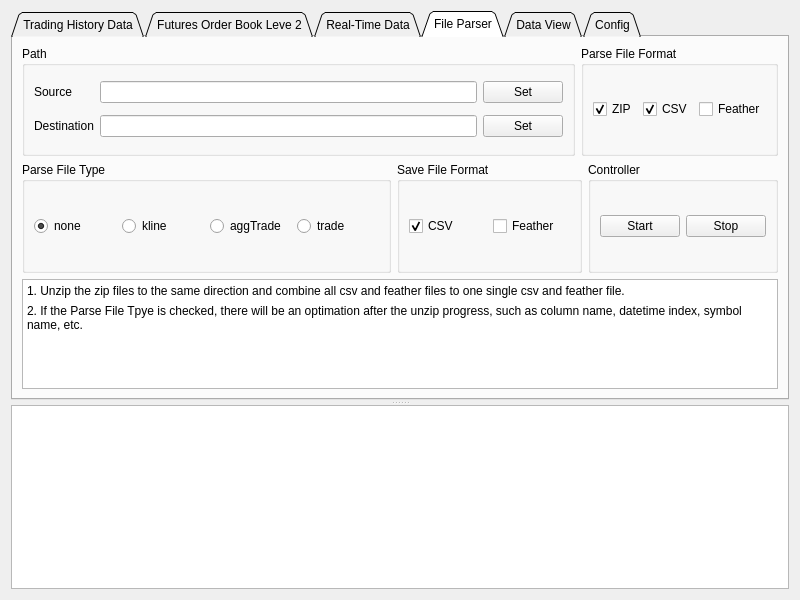
Qt form quant/gui/widgets/MainForm.ui (KaiZheng2020/BinanceDownloader) before a commit.
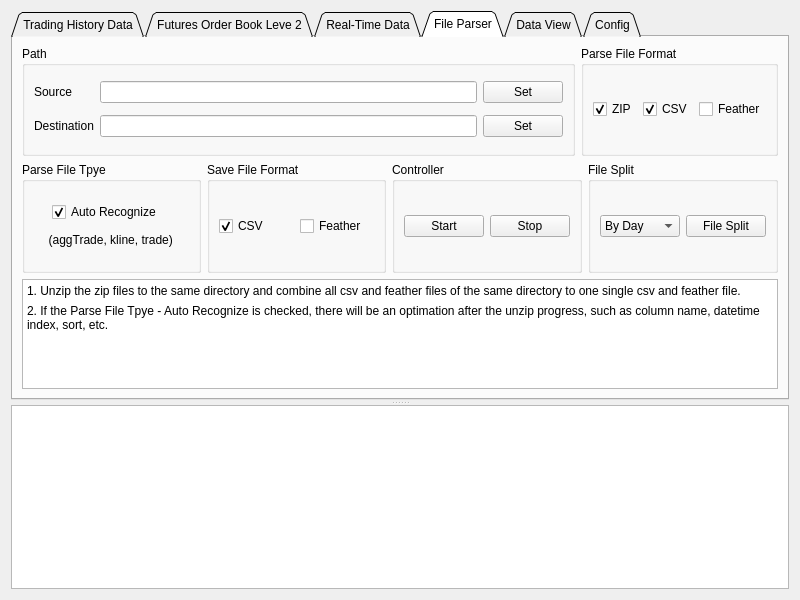
The same form after that commit. The open tabs and pages were chosen to show the change. Icons and pictures are not drawn.

Commit message: file parse is ok

```diff
--- a/quant/gui/widgets/MainForm.ui
+++ b/quant/gui/widgets/MainForm.ui
@@ -666,45 +666,41 @@
          </layout>
         </item>
         <item>
-         <layout class="QHBoxLayout" name="horizontalLayout" stretch="2,1,1">
+         <layout class="QHBoxLayout" name="horizontalLayout" stretch="0,0,0,0">
           <item>
            <widget class="QGroupBox" name="groupBox_ParseFileTpye">
             <property name="title">
-             <string>Parse File Type</string>
+             <string>Parse File Tpye</string>
             </property>
-            <layout class="QGridLayout" name="gridLayout_ParseFileType">
-             <item row="0" column="2">
-              <widget class="QRadioButton" name="radioButton_AggTrade">
-               <property name="text">
-                <string>aggTrade</string>
-               </property>
-              </widget>
-             </item>
-             <item row="0" column="3">
-              <widget class="QRadioButton" name="radioButton_Trade">
-               <property name="text">
-                <string>trade</string>
-               </property>
-              </widget>
-             </item>
-             <item row="0" column="1">
-              <widget class="QRadioButton" name="radioButton_Kline">
-               <property name="text">
-                <string>kline</string>
-               </property>
-              </widget>
-             </item>
-             <item row="0" column="0">
-              <widget class="QRadioButton" name="radioButton_None">
-               <property name="text">
-                <string>none</string>
-               </property>
-               <property name="checked">
-                <bool>true</bool>
-               </property>
-              </widget>
-             </item>
-            </layout>
+            <widget class="QCheckBox" name="checkBox_ParseFileType_Auto">
+             <property name="geometry">
+              <rect>
+               <x>30</x>
+               <y>40</y>
+               <width>114</width>
+               <height>20</height>
+              </rect>
+             </property>
+             <property name="text">
+              <string>Auto Recognize</string>
+             </property>
+             <property name="checked">
+              <bool>true</bool>
+             </property>
+            </widget>
+            <widget class="QLabel" name="label_2">
+             <property name="geometry">
+              <rect>
+               <x>20</x>
+               <y>70</y>
+               <width>139</width>
+               <height>16</height>
+              </rect>
+             </property>
+             <property name="text">
+              <string>  (aggTrade, kline, trade)</string>
+             </property>
+            </widget>
            </widget>
           </item>
           <item>
@@ -756,6 +752,41 @@
             </layout>
            </widget>
           </item>
+          <item>
+           <widget class="QGroupBox" name="groupBox_FileSplit">
+            <property name="title">
+             <string>File Split</string>
+            </property>
+            <layout class="QGridLayout" name="gridLayout_3">
+             <item row="0" column="0">
+              <widget class="QComboBox" name="comboBox_FileSplit">
+               <item>
+                <property name="text">
+                 <string>By Day</string>
+                </property>
+               </item>
+               <item>
+                <property name="text">
+                 <string>By Month</string>
+                </property>
+               </item>
+               <item>
+                <property name="text">
+                 <string>By Year</string>
+                </property>
+               </item>
+              </widget>
+             </item>
+             <item row="0" column="1">
+              <widget class="QPushButton" name="pushButton_FileSplit">
+               <property name="text">
+                <string>File Split</string>
+               </property>
+              </widget>
+             </item>
+            </layout>
+           </widget>
+          </item>
          </layout>
         </item>
         <item>
@@ -778,8 +809,8 @@
 p, li { white-space: pre-wrap; }
 hr { height: 1px; border-width: 0; }
 &lt;/style&gt;&lt;/head&gt;&lt;body style=&quot; font-family:'Microsoft YaHei UI'; font-size:9pt; font-weight:400; font-style:normal;&quot;&gt;
-&lt;p style=&quot; margin-top:6px; margin-bottom:6px; margin-left:0px; margin-right:0px; -qt-block-indent:0; text-indent:0px;&quot;&gt;1. Unzip the zip files to the same direction and combine all csv and feather files to one single csv and feather file. &lt;/p&gt;
-&lt;p style=&quot; margin-top:6px; margin-bottom:6px; margin-left:0px; margin-right:0px; -qt-block-indent:0; text-indent:0px;&quot;&gt;2. If the Parse File Tpye is checked, there will be an optimation after the unzip progress, such as column name, datetime index, symbol name, etc.    &lt;/p&gt;&lt;/body&gt;&lt;/html&gt;</string>
+&lt;p style=&quot; margin-top:6px; margin-bottom:6px; margin-left:0px; margin-right:0px; -qt-block-indent:0; text-indent:0px;&quot;&gt;1. Unzip the zip files to the same directory and combine all csv and feather files of the same directory to one single csv and feather file. &lt;/p&gt;
+&lt;p style=&quot; margin-top:6px; margin-bottom:6px; margin-left:0px; margin-right:0px; -qt-block-indent:0; text-indent:0px;&quot;&gt;2. If the Parse File Tpye - Auto Recognize is checked, there will be an optimation after the unzip progress, such as column name, datetime index, sort, etc.    &lt;/p&gt;&lt;/body&gt;&lt;/html&gt;</string>
           </property>
          </widget>
         </item>
```
Left out of the diff: 31 changed lines with no effect on the pictures. The commit also changes 4 other files.
